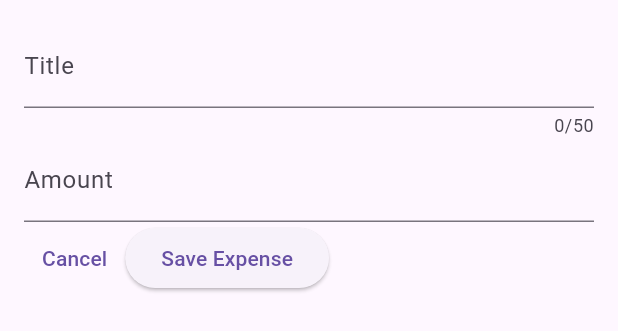
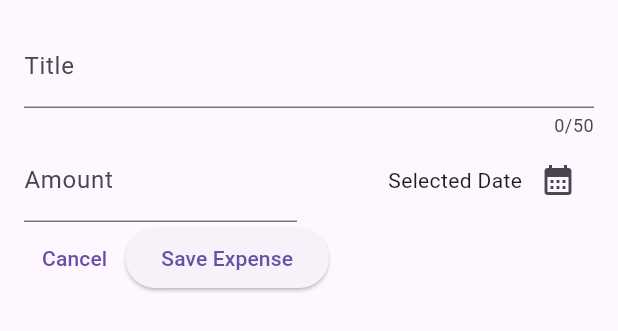
Before and after one commit to Waqas2332/Flutter-Development, a Flutter app: the NewExpense widget shown alone on an empty page, opened directly, on a phone screen of 412 x 824 dp. Shown: the top 331 px of the screen. Run offline on Flutter 3.47's test engine with Material 3 defaults, Android fonts, the phone set to English and light mode, and no system bars; our stand-ins replace google_fonts.

Commit message:
Showing Date Picker

```diff
--- a/expense_tracker/lib/widgets/new_expense.dart
+++ b/expense_tracker/lib/widgets/new_expense.dart
@@ -13,6 +13,17 @@
   // Controllers are built it for handling text fields but it has to close by using dispose method otherwise it will keep taking space in memory and it can cause memory overflow and app crash
   final _titleController = TextEditingController();
   final _amountController = TextEditingController();
+
+  void _presentDatePicker() {
+    final now = DateTime.now();
+    final firstDate = DateTime(now.year - 1, now.month, now.day);
+
+    showDatePicker(
+        context: context,
+        initialDate: now,
+        firstDate: firstDate,
+        lastDate: now);
+  }
 
   @override
   void dispose() {
@@ -34,13 +45,35 @@
               label: Text("Title"),
             ),
           ),
-          TextField(
+          Row(
+            children: [
+              Expanded(
+                child: TextField(
                   controller: _amountController,
                   keyboardType: TextInputType.number,
                   decoration: const InputDecoration(
                     prefixText: "\$ ",
                     label: Text("Amount"),
                   ),
+                ),
+              ),
+              const SizedBox(
+                width: 16,
+              ),
+              Expanded(
+                child: Row(
+                  mainAxisAlignment: MainAxisAlignment.end,
+                  crossAxisAlignment: CrossAxisAlignment.center,
+                  children: [
+                    Text("Selected Date"),
+                    IconButton(
+                      onPressed: _presentDatePicker,
+                      icon: const Icon(Icons.calendar_month),
+                    ),
+                  ],
+                ),
+              ),
+            ],
           ),
           Row(
             children: [
```
Lines whose indentation alone changed are shown as unchanged.
